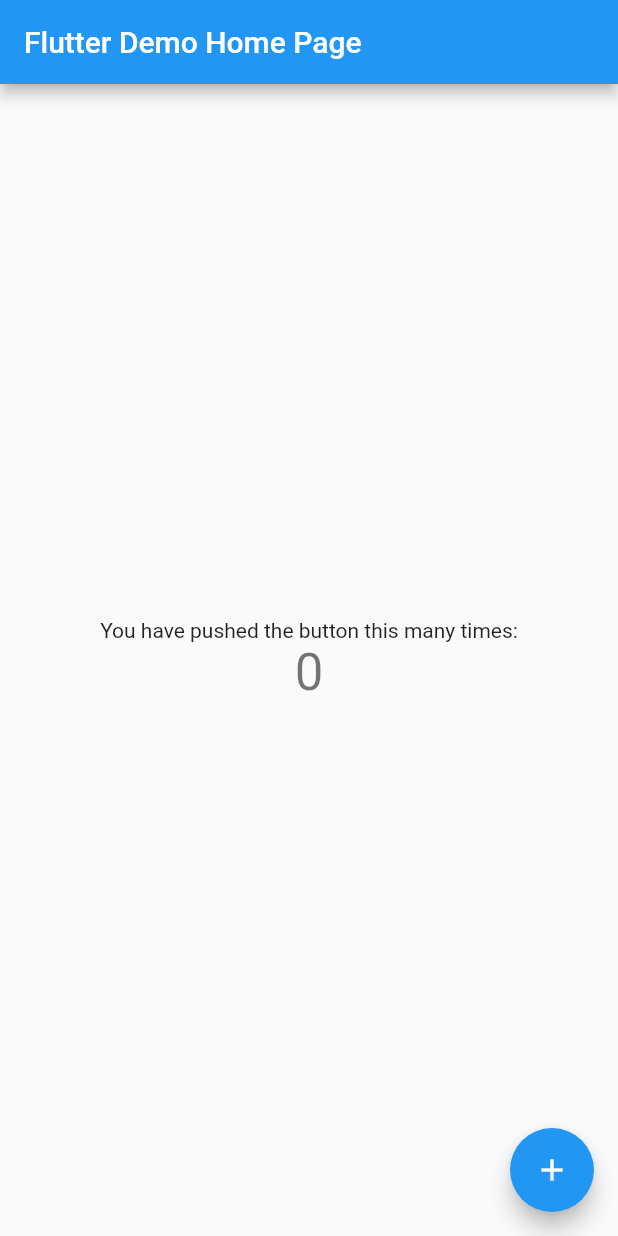
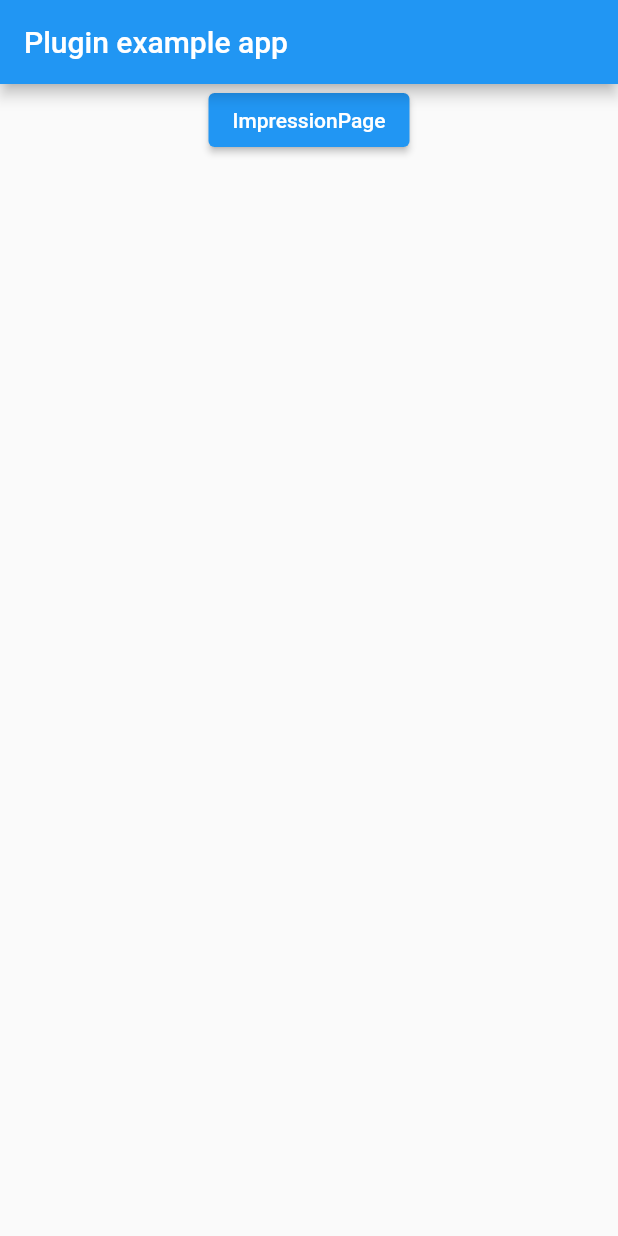
Before and after one commit to Sunbreak/flutter_impression.trial, a Flutter app: the screen it shows after launch, on a phone screen of 412 x 824 dp. Run offline on Flutter 3.47's test engine with Material 2 defaults, Android fonts, the phone set to English and light mode, and no system bars; our stand-ins replace visibility_detector.

```diff
--- a/lib/main.dart
+++ b/lib/main.dart
@@ -1,115 +1,54 @@
 import 'package:flutter/material.dart';
+
+import 'src/exposure_page.dart';
 
 void main() {
   runApp(const MyApp());
 }
 
-class MyApp extends StatelessWidget {
+class MyApp extends StatefulWidget {
   const MyApp({Key? key}) : super(key: key);
 
-  // This widget is the root of your application.
+  @override
+  State<MyApp> createState() => _MyAppState();
+}
+
+class _MyAppState extends State<MyApp> {
   @override
   Widget build(BuildContext context) {
-    return MaterialApp(
-      title: 'Flutter Demo',
-      theme: ThemeData(
-        // This is the theme of your application.
-        //
-        // Try running your application with "flutter run". You'll see the
-        // application has a blue toolbar. Then, without quitting the app, try
-        // changing the primarySwatch below to Colors.green and then invoke
-        // "hot reload" (press "r" in the console where you ran "flutter run",
-        // or simply save your changes to "hot reload" in a Flutter IDE).
-        // Notice that the counter didn't reset back to zero; the application
-        // is not restarted.
-        primarySwatch: Colors.blue,
-      ),
-      home: const MyHomePage(title: 'Flutter Demo Home Page'),
+    return const MaterialApp(
+      home: HomePage(),
     );
   }
 }
 
-class MyHomePage extends StatefulWidget {
-  const MyHomePage({Key? key, required this.title}) : super(key: key);
-
-  // This widget is the home page of your application. It is stateful, meaning
-  // that it has a State object (defined below) that contains fields that affect
-  // how it looks.
-
-  // This class is the configuration for the state. It holds the values (in this
-  // case the title) provided by the parent (in this case the App widget) and
-  // used by the build method of the State. Fields in a Widget subclass are
-  // always marked "final".
-
-  final String title;
-
-  @override
-  State<MyHomePage> createState() => _MyHomePageState();
-}
-
-class _MyHomePageState extends State<MyHomePage> {
-  int _counter = 0;
-
-  void _incrementCounter() {
-    setState(() {
-      // This call to setState tells the Flutter framework that something has
-      // changed in this State, which causes it to rerun the build method below
-      // so that the display can reflect the updated values. If we changed
-      // _counter without calling setState(), then the build method would not be
-      // called again, and so nothing would appear to happen.
-      _counter++;
-    });
-  }
+class HomePage extends StatelessWidget {
+  const HomePage({
+    Key? key,
+  }) : super(key: key);
 
   @override
   Widget build(BuildContext context) {
-    // This method is rerun every time setState is called, for instance as done
-    // by the _incrementCounter method above.
-    //
-    // The Flutter framework has been optimized to make rerunning build methods
-    // fast, so that you can just rebuild anything that needs updating rather
-    // than having to individually change instances of widgets.
     return Scaffold(
       appBar: AppBar(
-        // Here we take the value from the MyHomePage object that was created by
-        // the App.build method, and use it to set our appbar title.
-        title: Text(widget.title),
+        title: const Text('Plugin example app'),
       ),
       body: Center(
-        // Center is a layout widget. It takes a single child and positions it
-        // in the middle of the parent.
         child: Column(
-          // Column is also a layout widget. It takes a list of children and
-          // arranges them vertically. By default, it sizes itself to fit its
-          // children horizontally, and tries to be as tall as its parent.
-          //
-          // Invoke "debug painting" (press "p" in the console, choose the
-          // "Toggle Debug Paint" action from the Flutter Inspector in Android
-          // Studio, or the "Toggle Debug Paint" command in Visual Studio Code)
-          // to see the wireframe for each widget.
-          //
-          // Column has various properties to control how it sizes itself and
-          // how it positions its children. Here we use mainAxisAlignment to
-          // center the children vertically; the main axis here is the vertical
-          // axis because Columns are vertical (the cross axis would be
-          // horizontal).
-          mainAxisAlignment: MainAxisAlignment.center,
-          children: <Widget>[
-            const Text(
-              'You have pushed the button this many times:',
-            ),
-            Text(
-              '$_counter',
-              style: Theme.of(context).textTheme.headline4,
-            ),
+          crossAxisAlignment: CrossAxisAlignment.center,
+          children: [
+            ElevatedButton(
+              child: const Text('ImpressionPage'),
+              onPressed: () {
+                debugPrint('aaa');
+                Navigator.of(context).push(MaterialPageRoute(builder: (context) {
+                  return const ExposurePage();
+                }));
+              },
+            )
           ],
         ),
       ),
-      floatingActionButton: FloatingActionButton(
-        onPressed: _incrementCounter,
-        tooltip: 'Increment',
-        child: const Icon(Icons.add),
-      ), // This trailing comma makes auto-formatting nicer for build methods.
     );
   }
 }
--- a/pubspec.yaml
+++ b/pubspec.yaml
@@ -34,6 +34,7 @@ dependencies:
   # The following adds the Cupertino Icons font to your application.
   # Use with the CupertinoIcons class for iOS style icons.
   cupertino_icons: ^1.0.2
+  visibility_detector: ^0.2.2
 
 dev_dependencies:
   flutter_test:
```
Also changed, not shown: lib/src/exposure_detector.dart (added, +123 -0 lines), lib/src/exposure_page.dart (added, +34 -0 lines), pubspec.lock.
